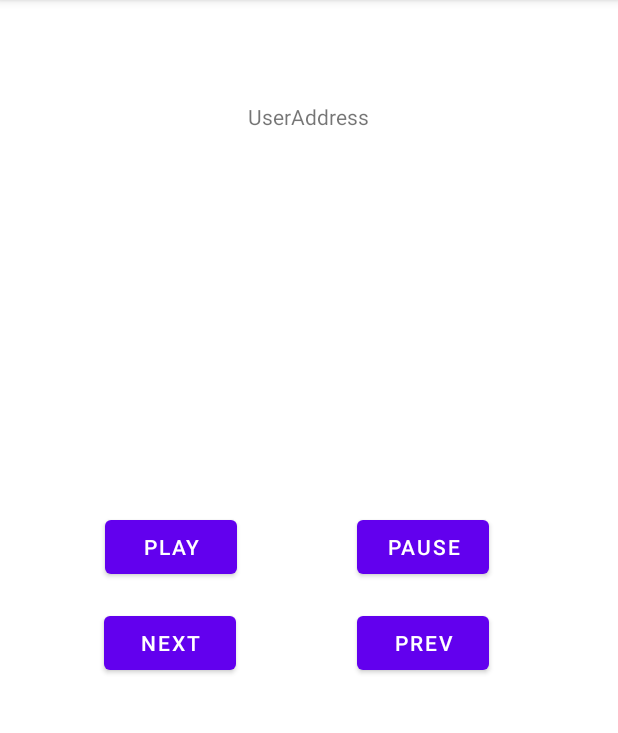
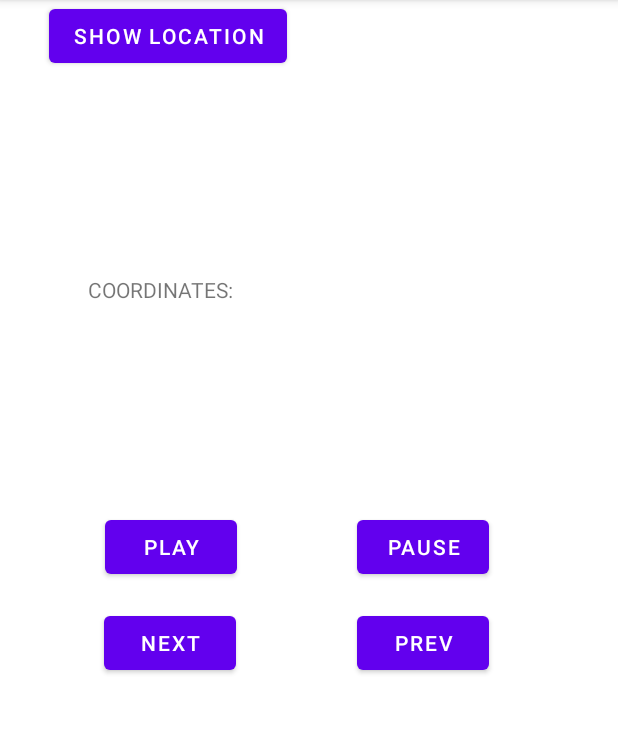
Before and after one commit to berilerken/Android-Java-MusicPlayer, an Android app: the screen it shows after launch (MainActivity), on a phone screen of 412 x 824 dp, the part 84-817 px from its top. Run offline under Robolectric (Android 15) with nearby library versions, the phone set to English and light mode, and no system bars.

Commit message:
Revised version 2

```diff
--- a/app/src/main/java/com/example/musicplayer/MainActivity.java
+++ b/app/src/main/java/com/example/musicplayer/MainActivity.java
@@ -1,57 +1,90 @@
 package com.example.musicplayer;
 
+import androidx.annotation.NonNull;
 import androidx.appcompat.app.AppCompatActivity;
-import androidx.core.app.ActivityCompat;
+import androidx.core.content.ContextCompat;
 
 import android.Manifest;
+import android.content.BroadcastReceiver;
 import android.content.Context;
 import android.content.Intent;
+import android.content.IntentFilter;
 import android.content.pm.PackageManager;
-import android.location.Location;
-import android.location.LocationListener;
-import android.location.LocationManager;
 import android.media.MediaPlayer;
+
 import android.os.Build;
 import android.os.Bundle;
-import android.util.Log;
+
+
 import android.view.View;
 import android.widget.Button;
 import android.widget.TextView;
 
-import org.w3c.dom.Text;
 
-import java.util.ArrayList;
+public class MainActivity extends AppCompatActivity{
 
-public class MainActivity extends AppCompatActivity { //implements LocationListener{
+    Button playclick, pauseclick, nextclick, prevclick, show_location;
+    TextView addressText;
+    private BroadcastReceiver broadcastReceiver;
 
-    Button playclick, pauseclick, nextclick, prevclick;
-    TextView adressText;
-    /*protected LocationManager locationManager;
-    protected LocationListener locationListener;
-    protected Context context;
-    protected String latitude,longitude;
-    protected boolean gps_enabled,network_enabled;*/
     MediaPlayer mp;
     int currentPlayingSongIndex = 0;
     int[] playList;
-    int curretPlayingSongResId = 0;
-    //String lat;
-    //String provider;
+    int currentPlayingSongResId = 0;
 
+    @Override
+    protected void onResume() {
+        super.onResume();
+        if(broadcastReceiver == null){
+            broadcastReceiver = new BroadcastReceiver() {
+                @Override
+                public void onReceive(Context context, Intent intent) {
+
+                    addressText.append("\n" +intent.getExtras().get("coordinates"));
+
+                }
+            };
+        }
+        registerReceiver(broadcastReceiver,new IntentFilter("location_update"));
+    }
+
+    @Override
+    protected void onDestroy() {
+        super.onDestroy();
+        if(broadcastReceiver != null){
+            unregisterReceiver(broadcastReceiver);
+        }
+    }
+
+    @Override
+    protected void onPause() {
+        super.onPause();
+
+    }
+
+    @Override
+    protected void onStop() {
+        super.onStop();
+
+    }
 
 
     @Override
     protected void onCreate(Bundle savedInstanceState) {
+
         super.onCreate(savedInstanceState);
         setContentView(R.layout.activity_main);
-        playclick = (Button)findViewById(R.id.play);
-        pauseclick = (Button)findViewById(R.id.pause);
-        nextclick = (Button)findViewById(R.id.next);
-        prevclick = (Button)findViewById(R.id.prev);
-        adressText =(TextView)findViewById(R.id.addressText);
 
-        //locationManager = (LocationManager) getSystemService(Context.LOCATION_SERVICE);
-        //locationManager.requestLocationUpdates(LocationManager.GPS_PROVIDER, 0, 0, (LocationListener) this);
+        playclick = findViewById(R.id.play);
+        pauseclick = findViewById(R.id.pause);
+        nextclick = findViewById(R.id.next);
+        addressText = findViewById(R.id.addressText);
+        prevclick = findViewById(R.id.prev);
+        show_location = findViewById(R.id.show_location);
+
+        if(!runtime_permissions())
+            enable_buttons();
+
 
         playList = new int[]{
                 R.raw.yalin,
@@ -65,8 +98,7 @@ public class MainActivity extends AppCompatActivity { //implements LocationListe
             @Override
             public void onClick(View view) {
                 playSong(playList[currentPlayingSongIndex]);
-
-                }
+            }
         });
 
         pauseclick.setOnClickListener(new View.OnClickListener() {
@@ -79,7 +111,6 @@ public class MainActivity extends AppCompatActivity { //implements LocationListe
         nextclick.setOnClickListener(new View.OnClickListener() {
             @Override
             public void onClick(View view) {
-
                 currentPlayingSongIndex++;
                 currentPlayingSongIndex = (currentPlayingSongIndex>2)? 0 :currentPlayingSongIndex;
                 playSong(playList[currentPlayingSongIndex]);
@@ -89,20 +120,13 @@ public class MainActivity extends AppCompatActivity { //implements LocationListe
         prevclick.setOnClickListener(new View.OnClickListener() {
             @Override
             public void onClick(View view) {
-                /*
-                for(int i = 0; i < 3 ; i++){
-                    if(musicList.get(i).isPlaying()){
-                        musicList.get(i-1).start();
-                    }
-                }
-
-                 */
-
                 currentPlayingSongIndex--;
                 currentPlayingSongIndex = (currentPlayingSongIndex<0)? 2 :currentPlayingSongIndex;
                 playSong(playList[currentPlayingSongIndex]);
             }
         });
+
+
 
 
     }
@@ -117,7 +141,7 @@ public class MainActivity extends AppCompatActivity { //implements LocationListe
             }
             else
             {
-                if(curretPlayingSongResId == songResId)
+                if(currentPlayingSongResId == songResId)
                 {
                     fromPause = true;
                 }
@@ -125,29 +149,47 @@ public class MainActivity extends AppCompatActivity { //implements LocationListe
 
 
         }
-        curretPlayingSongResId = songResId;
+        currentPlayingSongResId = songResId;
         if(!fromPause) mp = MediaPlayer.create(this,songResId);
         mp.start();
     }
 
-    /*@Override
-    public void onLocationChanged(Location location) {
-        adressText = (TextView)findViewById(R.id.addressText);
-        adressText.setText("Latitude:" + location.getLatitude() + ", Longitude:" + location.getLongitude());
+    private void enable_buttons() {
+
+        show_location.setOnClickListener(new View.OnClickListener() {
+            @Override
+            public void onClick(View view) {
+                Intent i =new Intent(getApplicationContext(),GPS_Service.class);
+                startService(i);
+            }
+        });
+
+
     }
 
-    @Override
-    public void onProviderDisabled(String provider) {
-        Log.d("Latitude","disable");
+
+
+    private boolean runtime_permissions() {
+        if(Build.VERSION.SDK_INT >= 23 && ContextCompat.checkSelfPermission(this, Manifest.permission.ACCESS_FINE_LOCATION) != PackageManager.PERMISSION_GRANTED && ContextCompat.checkSelfPermission(this, Manifest.permission.ACCESS_COARSE_LOCATION) != PackageManager.PERMISSION_GRANTED){
+
+            requestPermissions(new String[]{Manifest.permission.ACCESS_FINE_LOCATION, Manifest.permission.ACCESS_COARSE_LOCATION},100);
+
+            return true;
+        }
+        return false;
     }
 
+
     @Override
-    public void onProviderEnabled(String provider) {
-        Log.d("Latitude","enable");
+    public void onRequestPermissionsResult(int requestCode, @NonNull String[] permissions, @NonNull int[] grantResults) {
+        super.onRequestPermissionsResult(requestCode, permissions, grantResults);
+        if(requestCode == 100){
+            if( grantResults[0] == PackageManager.PERMISSION_GRANTED && grantResults[1] == PackageManager.PERMISSION_GRANTED){
+                enable_buttons();
+            }else {
+                runtime_permissions();
+            }
+        }
     }
 
-    @Override
-    public void onStatusChanged(String provider, int status, Bundle extras) {
-        Log.d("Latitude","status");
-    }*/
 }
--- a/app/src/main/res/layout/activity_main.xml
+++ b/app/src/main/res/layout/activity_main.xml
@@ -6,18 +6,21 @@
     android:layout_height="match_parent"
     tools:context=".MainActivity">
 
-
-
     <TextView
         android:id="@+id/addressText"
         android:layout_width="wrap_content"
         android:layout_height="wrap_content"
-        android:layout_marginTop="68dp"
-        android:text="UserAddress"
-        app:layout_constraintHorizontal_bias="0.498"
-        app:layout_constraintLeft_toLeftOf="parent"
-        app:layout_constraintRight_toRightOf="parent"
-        app:layout_constraintTop_toTopOf="parent" />
+        android:layout_marginStart="41dp"
+        android:layout_marginTop="160dp"
+        android:layout_marginEnd="240dp"
+        android:layout_marginBottom="115dp"
+        android:text="COORDINATES:"
+        app:layout_constraintBottom_toTopOf="@+id/play"
+        app:layout_constraintEnd_toEndOf="parent"
+        app:layout_constraintStart_toStartOf="parent"
+        app:layout_constraintTop_toTopOf="parent"
+        android:layout_marginLeft="41dp"
+        android:layout_marginRight="240dp" />
 
     <Button
         android:id="@+id/play"
@@ -27,7 +30,8 @@
         android:layout_marginBottom="16dp"
         android:text="PLAY"
         app:layout_constraintBottom_toTopOf="@+id/next"
-        app:layout_constraintEnd_toStartOf="@+id/pause" />
+        app:layout_constraintEnd_toStartOf="@+id/pause"
+        android:layout_marginRight="80dp" />
 
     <Button
         android:id="@+id/next"
@@ -37,7 +41,8 @@
         android:layout_marginBottom="315dp"
         android:text="NEXT"
         app:layout_constraintBottom_toBottomOf="parent"
-        app:layout_constraintStart_toStartOf="parent" />
+        app:layout_constraintStart_toStartOf="parent"
+        android:layout_marginLeft="69dp" />
 
     <Button
         android:id="@+id/prev"
@@ -47,7 +52,8 @@
         android:layout_marginBottom="315dp"
         android:text="PREV"
         app:layout_constraintBottom_toBottomOf="parent"
-        app:layout_constraintEnd_toEndOf="parent" />
+        app:layout_constraintEnd_toEndOf="parent"
+        android:layout_marginRight="86dp" />
 
     <Button
         android:id="@+id/pause"
@@ -57,6 +63,21 @@
         android:layout_marginBottom="16dp"
         android:text="PAUSE"
         app:layout_constraintBottom_toTopOf="@+id/prev"
-        app:layout_constraintEnd_toEndOf="parent" />
+        app:layout_constraintEnd_toEndOf="parent"
+        android:layout_marginRight="86dp" />
+
+    <Button
+        android:id="@+id/show_location"
+        android:layout_width="wrap_content"
+        android:layout_height="wrap_content"
+        android:layout_marginStart="32dp"
+        android:layout_marginEnd="220dp"
+        android:text="Show Location"
+        app:layout_constraintBottom_toTopOf="@id/show_location"
+        app:layout_constraintEnd_toEndOf="parent"
+        app:layout_constraintStart_toStartOf="parent"
+        app:layout_constraintTop_toTopOf="parent"
+        android:layout_marginLeft="32dp"
+        android:layout_marginRight="220dp" />
 
 </androidx.constraintlayout.widget.ConstraintLayout>
```
Also changed, not shown: app/build.gradle (+14 -9 lines), app/src/main/AndroidManifest.xml (+12 -3 lines), app/src/main/java/com/example/musicplayer/GPS_Service.java (added, +71 -0 lines), gradle/wrapper/gradle-wrapper.properties.
